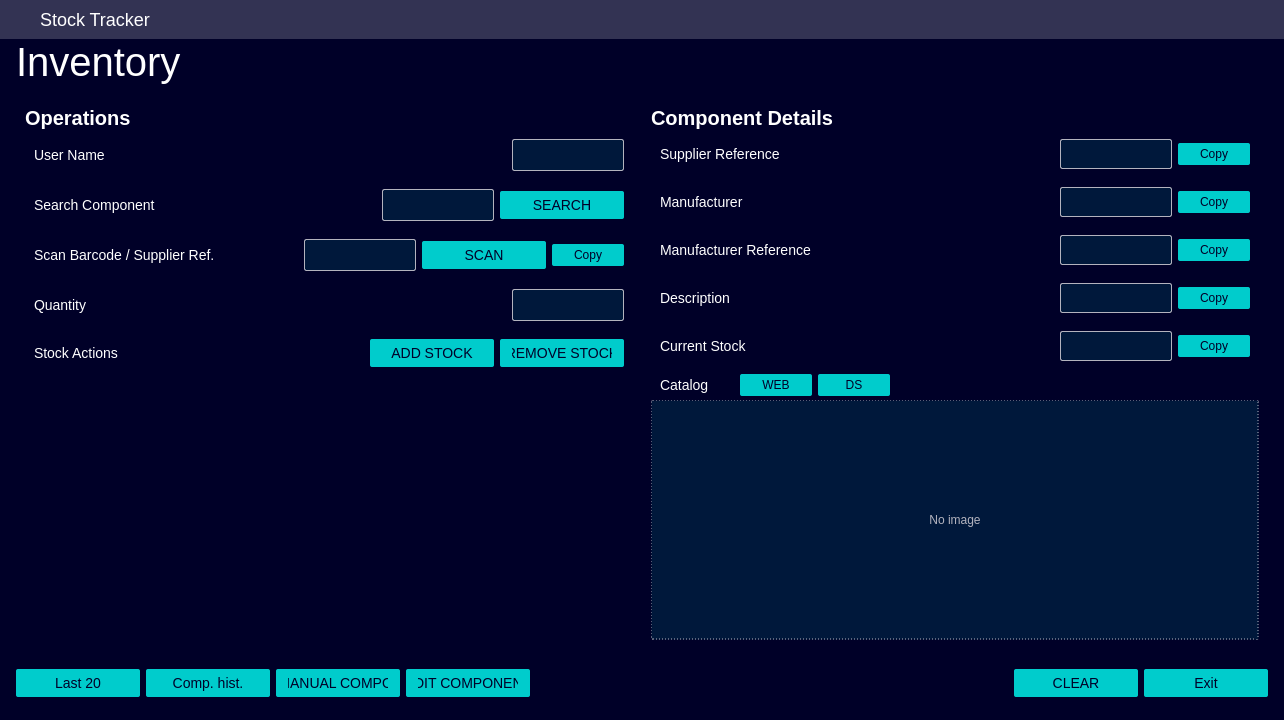
Qt form StockTracker-Designer/gui_stocktracker.ui (candeiassantiago393-spec/StockTracker) before a commit.
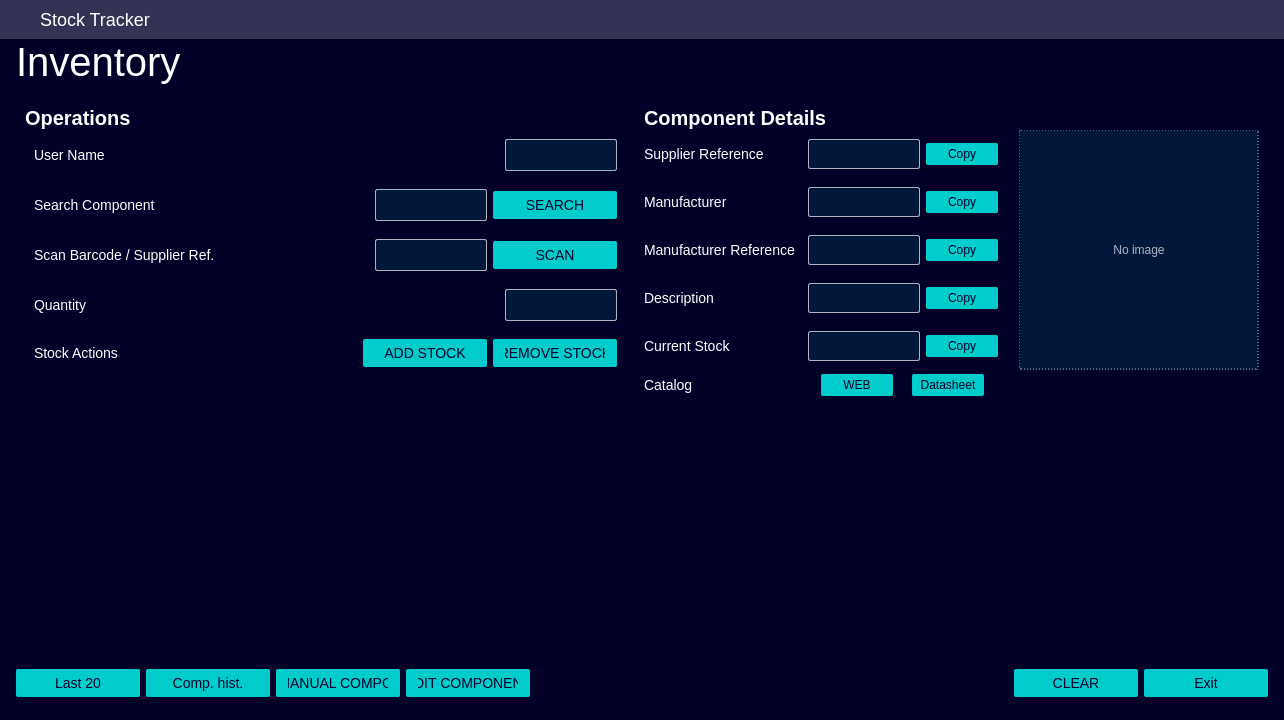
The same form after that commit. Icons and pictures are not drawn.

Commit message:
docs: flowcharts, Qt Designer sync, and Equipments image height
Add docs/fluxogramas with Mermaid diagrams for each app area, refresh README and QT_DESIGNER guides, sync StockTracker-Designer popups, and raise equipment image preview to 300x320.

What changed in the file:
```diff
--- a/StockTracker-Designer/gui_stocktracker.ui
+++ b/StockTracker-Designer/gui_stocktracker.ui
@@ -343,34 +343,6 @@
                <property name="text"><string>SCAN</string></property>
               </widget>
              </item>
-             <item>
-              <widget class="QPushButton" name="btn_copy_barcode_entry">
-               <property name="minimumSize"><size><width>60</width><height>0</height></size></property>
-               <property name="maximumSize"><size><width>60</width><height>16777215</height></size></property>
-               <property name="toolTip"><string>Copy to clipboard</string></property>
-               <property name="styleSheet">
-   <string notr="true">
-QPushButton {
-    min-width: 60px;
-    max-width: 60px;
-    padding: 4px 6px;
-    border-radius: 2px;
-    text-align: center;
-    background-color: #00CCCC;
-    color: #000028;
-    font-size: 12px;
-}
-QPushButton:hover {
-    background-color: #00FFB9;
-}
-QPushButton:pressed {
-    background-color: #00E5AA;
-}
-</string>
-               </property>
-               <property name="text"><string>Copy</string></property>
-              </widget>
-             </item>
             </layout>
            </widget>
           </item>
@@ -521,7 +493,14 @@
          <layout class="QGridLayout" name="gridLayout_right">
           <property name="topMargin"><number>15</number></property>
           <property name="verticalSpacing"><number>0</number></property>
-          <item row="0" column="0">
+          <property name="columnStretch" stdset="0">
+           <number>0</number>
+           <number>0</number>
+           <number>0</number>
+           <number>1</number>
+           <number>0</number>
+          </property>
+          <item row="0" column="0" colspan="5">
            <widget class="QLabel" name="label_details">
             <property name="styleSheet">
    <string notr="true">
@@ -534,26 +513,28 @@
             <property name="text"><string>Component Details</string></property>
            </widget>
           </item>
-          <item row="1" column="0" colspan="2">
+          <item row="1" column="0">
+           <widget class="QLabel" name="title_val_mouser">
+            <property name="minimumSize"><size><width>152</width><height>0</height></size></property>
+            <property name="maximumSize"><size><width>152</width><height>16777215</height></size></property>
+            <property name="sizePolicy">
+             <sizepolicy hsizetype="Fixed" vsizetype="Preferred">
+              <horstretch>0</horstretch>
+              <verstretch>0</verstretch>
+             </sizepolicy>
+            </property>
+            <property name="text"><string>Supplier Reference</string></property>
+           </widget>
+
+          </item>
+          <item row="1" column="2">
            <widget class="QWidget" name="row_val_mouser" native="true">
             <layout class="QHBoxLayout" name="layout_val_mouser">
              <property name="spacing"><number>6</number></property>
+             <property name="leftMargin"><number>0</number></property>
              <property name="topMargin"><number>9</number></property>
              <property name="rightMargin"><number>9</number></property>
              <property name="bottomMargin"><number>9</number></property>
-             <item>
-              <widget class="QLabel" name="title_val_mouser">
-               <property name="minimumSize"><size><width>74</width><height>0</height></size></property>
-               <property name="sizePolicy">
-                <sizepolicy hsizetype="Minimum" vsizetype="Preferred">
-                 <horstretch>0</horstretch>
-                 <verstretch>0</verstretch>
-                </sizepolicy>
-               </property>
-               <property name="text"><string>Supplier Reference</string></property>
-              </widget>
-
-             </item>
              <item>
               <widget class="QLabel" name="val_mouser">
                <property name="styleSheet">
@@ -610,27 +591,28 @@
             </layout>
            </widget>
           </item>
+          <item row="2" column="0">
+           <widget class="QLabel" name="title_val_manufacturer">
+            <property name="minimumSize"><size><width>152</width><height>0</height></size></property>
+            <property name="maximumSize"><size><width>152</width><height>16777215</height></size></property>
+            <property name="sizePolicy">
+             <sizepolicy hsizetype="Fixed" vsizetype="Preferred">
+              <horstretch>0</horstretch>
+              <verstretch>0</verstretch>
+             </sizepolicy>
+            </property>
+            <property name="text"><string>Manufacturer</string></property>
+           </widget>
 
-          <item row="2" column="0" colspan="2">
+          </item>
+          <item row="2" column="2">
            <widget class="QWidget" name="row_val_manufacturer" native="true">
             <layout class="QHBoxLayout" name="layout_val_manufacturer">
              <property name="spacing"><number>6</number></property>
+             <property name="leftMargin"><number>0</number></property>
              <property name="topMargin"><number>9</number></property>
              <property name="rightMargin"><number>9</number></property>
              <property name="bottomMargin"><number>9</number></property>
-             <item>
-              <widget class="QLabel" name="title_val_manufacturer">
-               <property name="minimumSize"><size><width>74</width><height>0</height></size></property>
-               <property name="sizePolicy">
-                <sizepolicy hsizetype="Minimum" vsizetype="Preferred">
-                 <horstretch>0</horstretch>
-                 <verstretch>0</verstretch>
-                </sizepolicy>
-               </property>
-               <property name="text"><string>Manufacturer</string></property>
-              </widget>
-
-             </item>
              <item>
               <widget class="QLabel" name="val_manufacturer">
                <property name="styleSheet">
@@ -687,27 +669,28 @@
             </layout>
            </widget>
           </item>
+          <item row="3" column="0">
+           <widget class="QLabel" name="title_val_manufacturer_ref">
+            <property name="minimumSize"><size><width>152</width><height>0</height></size></property>
+            <property name="maximumSize"><size><width>152</width><height>16777215</height></size></property>
+            <property name="sizePolicy">
+             <sizepolicy hsizetype="Fixed" vsizetype="Preferred">
+              <horstretch>0</horstretch>
+              <verstretch>0</verstretch>
+             </sizepolicy>
+            </property>
+            <property name="text"><string>Manufacturer Reference</string></property>
+           </widget>
 
-          <item row="3" column="0" colspan="2">
+          </item>
+          <item row="3" column="2">
            <widget class="QWidget" name="row_val_manufacturer_ref" native="true">
             <layout class="QHBoxLayout" name="layout_val_manufacturer_ref">
              <property name="spacing"><number>6</number></property>
+             <property name="leftMargin"><number>0</number></property>
              <property name="topMargin"><number>9</number></property>
              <property name="rightMargin"><number>9</number></property>
              <property name="bottomMargin"><number>9</number></property>
-             <item>
-              <widget class="QLabel" name="title_val_manufacturer_ref">
-               <property name="minimumSize"><size><width>74</width><height>0</height></size></property>
-               <property name="sizePolicy">
-                <sizepolicy hsizetype="Minimum" vsizetype="Preferred">
-                 <horstretch>0</horstretch>
-                 <verstretch>0</verstretch>
-                </sizepolicy>
-               </property>
-               <property name="text"><string>Manufacturer Reference</string></property>
-              </widget>
-
-             </item>
              <item>
               <widget class="QLabel" name="val_manufacturer_ref">
                <property name="styleSheet">
@@ -764,27 +747,28 @@
             </layout>
            </widget>
           </item>
+          <item row="4" column="0">
+           <widget class="QLabel" name="title_val_description">
+            <property name="minimumSize"><size><width>152</width><height>0</height></size></property>
+            <property name="maximumSize"><size><width>152</width><height>16777215</height></size></property>
+            <property name="sizePolicy">
+             <sizepolicy hsizetype="Fixed" vsizetype="Preferred">
+              <horstretch>0</horstretch>
+              <verstretch>0</verstretch>
+             </sizepolicy>
+            </property>
+            <property name="text"><string>Description</string></property>
+           </widget>
 
-          <item row="4" column="0" colspan="2">
+          </item>
+          <item row="4" column="2">
            <widget class="QWidget" name="row_val_description" native="true">
             <layout class="QHBoxLayout" name="layout_val_description">
              <property name="spacing"><number>6</number></property>
+             <property name="leftMargin"><number>0</number></property>
              <property name="topMargin"><number>9</number></property>
              <property name="rightMargin"><number>9</number></property>
              <property name="bottomMargin"><number>9</number></property>
-             <item>
-              <widget class="QLabel" name="title_val_description">
-               <property name="minimumSize"><size><width>74</width><height>0</height></size></property>
-               <property name="sizePolicy">
-                <sizepolicy hsizetype="Minimum" vsizetype="Preferred">
-                 <horstretch>0</horstretch>
-                 <verstretch>0</verstretch>
-                </sizepolicy>
-               </property>
-               <property name="text"><string>Description</string></property>
-              </widget>
-
-             </item>
              <item>
               <widget class="QLabel" name="val_description">
                <property name="styleSheet">
@@ -841,27 +825,28 @@
             </layout>
            </widget>
           </item>
+          <item row="5" column="0">
+           <widget class="QLabel" name="title_val_stock">
+            <property name="minimumSize"><size><width>152</width><height>0</height></size></property>
+            <property name="maximumSize"><size><width>152</width><height>16777215</height></size></property>
+            <property name="sizePolicy">
+             <sizepolicy hsizetype="Fixed" vsizetype="Preferred">
+              <horstretch>0</horstretch>
+              <verstretch>0</verstretch>
+             </sizepolicy>
+            </property>
+            <property name="text"><string>Current Stock</string></property>
+           </widget>
 
-          <item row="5" column="0" colspan="2">
+          </item>
+          <item row="5" column="2">
            <widget class="QWidget" name="row_val_stock" native="true">
             <layout class="QHBoxLayout" name="layout_val_stock">
              <property name="spacing"><number>6</number></property>
+             <property name="leftMargin"><number>0</number></property>
              <property name="topMargin"><number>9</number></property>
              <property name="rightMargin"><number>9</number></property>
              <property name="bottomMargin"><number>9</number></property>
-             <item>
-              <widget class="QLabel" name="title_val_stock">
-               <property name="minimumSize"><size><width>74</width><height>0</height></size></property>
-               <property name="sizePolicy">
-                <sizepolicy hsizetype="Minimum" vsizetype="Preferred">
-                 <horstretch>0</horstretch>
-                 <verstretch>0</verstretch>
-                </sizepolicy>
-               </property>
-               <property name="text"><string>Current Stock</string></property>
-              </widget>
-
-             </item>
              <item>
               <widget class="QLabel" name="val_stock">
                <property name="styleSheet">
@@ -918,27 +903,28 @@
             </layout>
            </widget>
           </item>
+          <item row="6" column="0">
+           <widget class="QLabel" name="label_catalog_links">
+            <property name="minimumSize"><size><width>152</width><height>0</height></size></property>
+            <property name="maximumSize"><size><width>152</width><height>16777215</height></size></property>
+            <property name="sizePolicy">
+             <sizepolicy hsizetype="Fixed" vsizetype="Preferred">
+              <horstretch>0</horstretch>
+              <verstretch>0</verstretch>
+             </sizepolicy>
+            </property>
+            <property name="text"><string>Catalog</string></property>
+           </widget>
 
-          <item row="6" column="0" colspan="2">
+          </item>
+          <item row="6" column="2">
            <widget class="QWidget" name="row_catalog_links" native="true">
             <layout class="QHBoxLayout" name="layout_catalog_links">
              <property name="spacing"><number>6</number></property>
+             <property name="leftMargin"><number>0</number></property>
              <property name="topMargin"><number>4</number></property>
              <property name="rightMargin"><number>9</number></property>
              <property name="bottomMargin"><number>4</number></property>
-             <item>
-              <widget class="QLabel" name="label_catalog_links">
-               <property name="minimumSize"><size><width>74</width><height>0</height></size></property>
-               <property name="sizePolicy">
-                <sizepolicy hsizetype="Minimum" vsizetype="Preferred">
-                 <horstretch>0</horstretch>
-                 <verstretch>0</verstretch>
-                </sizepolicy>
-               </property>
-               <property name="text"><string>Catalog</string></property>
-              </widget>
-
-             </item>
              <item>
               <widget class="QPushButton" name="btn_open_product">
                <property name="minimumSize"><size><width>60</width><height>0</height></size></property>
@@ -969,8 +955,7 @@
              </item>
              <item>
               <widget class="QPushButton" name="btn_open_datasheet">
-               <property name="minimumSize"><size><width>60</width><height>0</height></size></property>
-               <property name="maximumSize"><size><width>60</width><height>16777215</height></size></property>
+               <property name="minimumSize"><size><width>124</width><height>0</height></size></property>
                <property name="toolTip"><string>Open datasheet in browser</string></property>
                <property name="styleSheet">
    <string notr="true">
@@ -992,26 +977,20 @@
 }
 </string>
                </property>
-               <property name="text"><string>DS</string></property>
+               <property name="text"><string>Datasheet</string></property>
               </widget>
              </item>
-             <item>
-              <spacer name="horizontalSpacer_catalog_links">
-               <property name="orientation"><enum>Qt::Orientation::Horizontal</enum></property>
-               <property name="sizeHint" stdset="0"><size><width>40</width><height>20</height></size></property>
-              </spacer>
-             </item>
             </layout>
            </widget>
           </item>
-
-          <item row="7" column="0" colspan="2">
+          <item row="1" column="4" rowspan="5" alignment="Qt::AlignmentFlag::AlignTop|Qt::AlignmentFlag::AlignRight">
            <widget class="QLabel" name="component_image_preview">
             <property name="minimumSize"><size><width>240</width><height>240</height></size></property>
+            <property name="maximumSize"><size><width>240</width><height>240</height></size></property>
             <property name="sizePolicy">
-             <sizepolicy hsizetype="Preferred" vsizetype="Expanding">
+             <sizepolicy hsizetype="Fixed" vsizetype="Fixed">
               <horstretch>0</horstretch>
-              <verstretch>1</verstretch>
+              <verstretch>0</verstretch>
              </sizepolicy>
             </property>
             <property name="alignment"><set>Qt::AlignmentFlag::AlignCenter</set></property>
@@ -1029,7 +1008,7 @@
             <property name="text"><string>No image</string></property>
            </widget>
           </item>
-          <item row="8" column="1">
+          <item row="7" column="0">
            <spacer name="verticalSpacer_right">
             <property name="orientation"><enum>Qt::Orientation::Vertical</enum></property>
             <property name="sizeHint" stdset="0"><size><width>20</width><height>12</height></size></property>
```
The commit also changes 30 other files.
